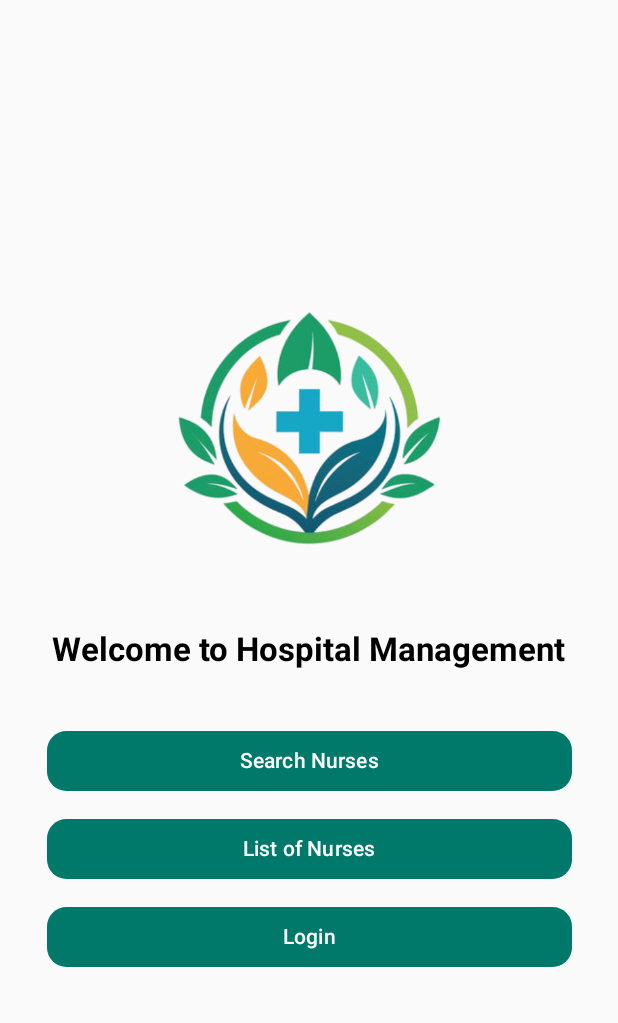
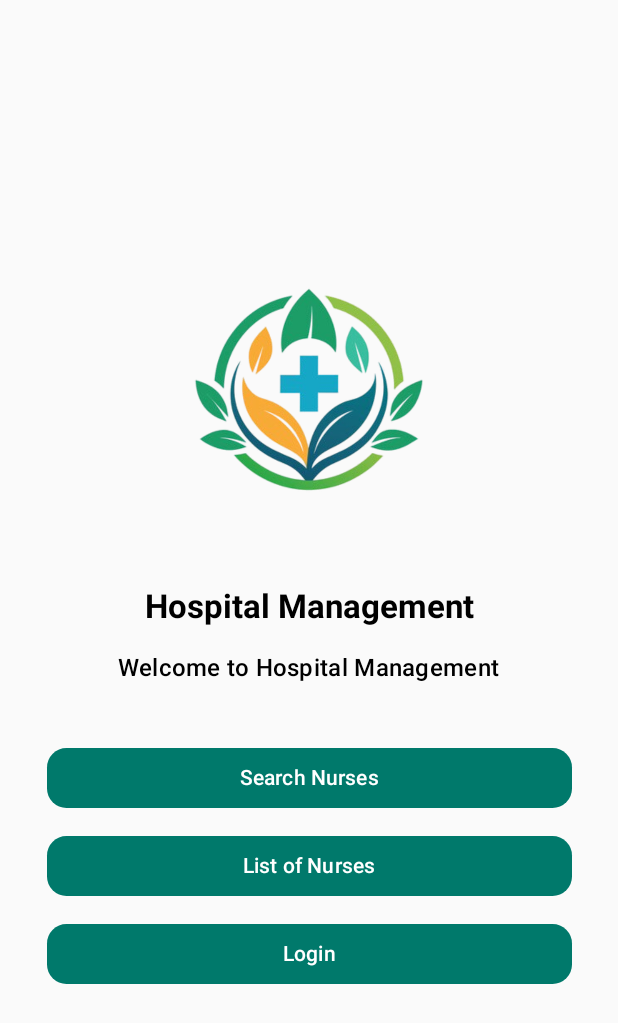
Before and after one commit to poksyy/hospital-project-frontend, an Android app built with Jetpack Compose: the screen it shows after launch (MainActivity), on a phone screen of 412 x 824 dp. Shown: the top 1023 px of the screen. Run offline under Robolectric (Android 15) with nearby library versions, the phone set to English and light mode, and no system bars.

Commit message:
FEAT(nurseList, homeScreen): add nurses with ViewModel and enhance UI
- Improve nurse list UI with photos and better information structure

- Update back button functionality

Closes #11.

```diff
--- a/app/src/main/java/com/example/hospital/ui/home/HomeScreen.kt
+++ b/app/src/main/java/com/example/hospital/ui/home/HomeScreen.kt
@@ -18,6 +18,9 @@ import androidx.compose.ui.res.painterResource
 import androidx.compose.ui.unit.dp
 import com.example.hospital.R
 import com.example.hospital.ui.theme.HospitalTheme
+import androidx.compose.material.icons.Icons
+import androidx.compose.material.icons.filled.ArrowBack
+import androidx.compose.ui.text.font.FontWeight
 
 class MainActivity : ComponentActivity() {
     override fun onCreate(savedInstanceState: Bundle?) {
@@ -25,28 +28,35 @@ class MainActivity : ComponentActivity() {
         setContent {
             HospitalTheme {
                 MainScreen(
-                    loginViewModel = LoginViewModel() // Provide the LoginViewModel instance
+                    loginViewModel = LoginViewModel()
                 )
             }
         }
     }
 }
 
-// MainScreen: Controls navigation between different screens.
 @Composable
 fun MainScreen(
     loginViewModel: LoginViewModel
 ) {
-    // Mutable states to track which screen is currently displayed
-    var showListScreen by remember { mutableStateOf(false) }  // Show the list screen
-    var showSearchScreen by remember { mutableStateOf(false) } // Show the search screen
-    var showLoginScreen by remember { mutableStateOf(false) }  // Show the login screen
+    var showListScreen by remember { mutableStateOf(false) }
+    var showSearchScreen by remember { mutableStateOf(false) }
+    var showLoginScreen by remember { mutableStateOf(false) }
 
-    // Use a `when` expression to decide which screen to show.
+    val onBackPressed: () -> Unit = {
+        if (showListScreen) {
+            showListScreen = false
+        } else if (showSearchScreen) {
+            showSearchScreen = false
+        } else if (showLoginScreen) {
+            showLoginScreen = false
+        }
+    }
+
     Box(modifier = Modifier.fillMaxSize()) {
         when {
             showListScreen -> {
-                ListScreen()
+                ListScreen(onBackPressed = onBackPressed)
             }
 
             showSearchScreen -> {
@@ -54,12 +64,10 @@ fun MainScreen(
             }
 
             showLoginScreen -> {
-                // Display the LoginScreen component with a callback for login results.
                 LoginScreen(
                     loginViewModel = loginViewModel,
                     onLoginResult = { isSuccess ->
                         if (isSuccess) {
-                            // If login is successful, hide the login screen and show the list screen.
                             showLoginScreen = false
                             showListScreen = true
                         }
@@ -68,7 +76,6 @@ fun MainScreen(
             }
 
             else -> {
-                // Default: Display the landing page with a formal and clean UI.
                 Column(
                     modifier = Modifier
                         .fillMaxSize()
@@ -76,22 +83,28 @@ fun MainScreen(
                     verticalArrangement = Arrangement.Center,
                     horizontalAlignment = Alignment.CenterHorizontally
                 ) {
-                    // Optional: Add an image/logo at the top of the screen (if needed)
                     Image(
-                        painter = painterResource(id = R.drawable.hospital_logo),  // Replace with your logo resource
+                        painter = painterResource(id = R.drawable.hospital_logo),
                         contentDescription = "Hospital Logo",
-                        modifier = Modifier
-                            .size(250.dp)
-                            .padding(bottom = 20.dp)
+                        modifier = Modifier.size(200.dp)
                     )
+
+                    Spacer(modifier = Modifier.height(32.dp))
+
+                    Text(
+                        text = "Hospital Management",
+                        style = MaterialTheme.typography.titleLarge,
+                        fontWeight = FontWeight.Bold
+                    )
+
+                    Spacer(modifier = Modifier.height(16.dp))
 
                     Text(
                         text = "Welcome to Hospital Management",
-                        style = MaterialTheme.typography.titleLarge,
+                        style = MaterialTheme.typography.titleMedium,
                         modifier = Modifier.padding(bottom = 32.dp)
                     )
 
-                    // Replacing Card-style buttons with simple Buttons
                     MainScreenButton(
                         text = "Search Nurses",
                         onClick = { showSearchScreen = true }
@@ -107,36 +120,9 @@ fun MainScreen(
                 }
             }
         }
-
-        // Back button in the bottom right corner
-        if (showListScreen || showSearchScreen || showLoginScreen) {
-            BackButton(
-                modifier = Modifier
-                    .align(Alignment.BottomEnd)
-                    .padding(16.dp) // Add some padding for aesthetics
-            ) {
-                // Handle back navigation
-                if (showListScreen) {
-                    showListScreen = false
-                } else if (showSearchScreen) {
-                    showSearchScreen = false
-                } else if (showLoginScreen) {
-                    showLoginScreen = false
-                }
-            }
-        }
     }
 }
 
-// Composable for the Back Button
-@Composable
-fun BackButton(modifier: Modifier = Modifier, onClick: () -> Unit) {
-    Button(onClick = onClick, modifier = modifier) {
-        Text("Back")
-    }
-}
-
-// Reusable button composable for the main screen
 @Composable
 fun MainScreenButton(
     text: String,
```
Also changed, not shown: app/src/main/java/com/example/hospital/ui/nurses/list/ListNursesScreen.kt (+95 -15 lines), app/src/main/java/com/example/hospital/ui/nurses/list/NursesListViewModel.kt (+19 -1 lines).
